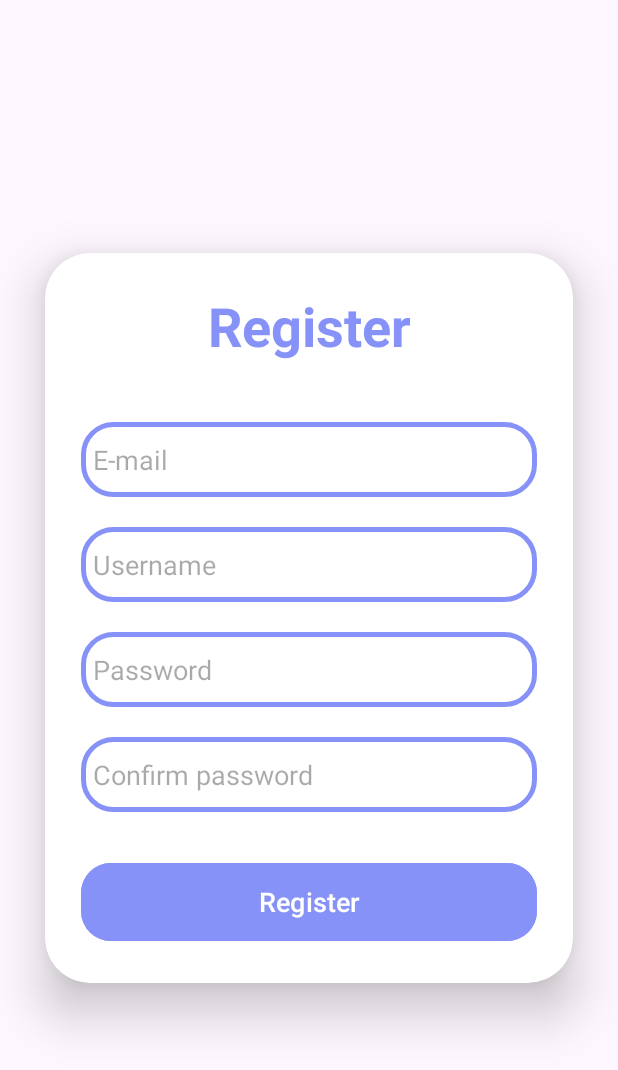
After one commit to lilithhakobyan/BudgetBuddy, an Android app: the RegisterActivity screen opened directly, with no data from a screen before it, on a phone screen of 412 x 824 dp. The commit adds this screen. Shown: the top 1070 px of the screen. Run offline under Robolectric (Android 15) with nearby library versions, the phone set to English and light mode, and no system bars; our stand-ins replace Firebase (no records; nobody signed in at launch, a user with empty details on screens opened directly).

Commit message:
log in and register

```diff
--- /dev/null
+++ b/app/src/main/java/com/example/budgetbuddy/RegisterActivity.java
@@ -0,0 +1,114 @@
+package com.example.budgetbuddy;
+
+import static androidx.constraintlayout.helper.widget.MotionEffect.TAG;
+
+import androidx.annotation.NonNull;
+import androidx.appcompat.app.AppCompatActivity;
+
+import android.annotation.SuppressLint;
+import android.content.Intent;
+import android.os.Bundle;
+import android.text.TextUtils;
+import android.util.Log;
+import android.view.View;
+import android.widget.Button;
+import android.widget.ProgressBar;
+import android.widget.Toast;
+
+import com.google.android.gms.tasks.OnCompleteListener;
+import com.google.android.gms.tasks.Task;
+import com.google.android.material.textfield.TextInputEditText;
+import com.google.firebase.auth.AuthResult;
+import com.google.firebase.auth.FirebaseAuth;
+import com.google.firebase.auth.FirebaseAuthUserCollisionException;
+import com.google.firebase.auth.FirebaseUser;
+
+public class RegisterActivity extends AppCompatActivity {
+
+    TextInputEditText editTextEmail, editTextPassword;
+    Button buttonReg;
+    FirebaseAuth mAuth;
+    ProgressBar progressBar;
+
+    @SuppressLint("WrongViewCast")
+    @Override
+    protected void onCreate(Bundle savedInstanceState) {
+        super.onCreate(savedInstanceState);
+        setContentView(R.layout.activity_register);
+        mAuth = FirebaseAuth.getInstance();
+        editTextEmail = findViewById(R.id.email);
+        editTextPassword = findViewById(R.id.password);
+        buttonReg = findViewById(R.id.RegisterButton);
+        progressBar = findViewById(R.id.progressBar);
+
+        buttonReg.setOnClickListener(new View.OnClickListener() {
+            @Override
+            public void onClick(View v) {
+                progressBar.setVisibility(View.VISIBLE);
+                String email, password;
+                email = String.valueOf(editTextEmail.getText());
+                password = String.valueOf(editTextPassword.getText());
+
+                if (TextUtils.isEmpty(email)){
+                    Toast.makeText(RegisterActivity.this, "Enter email", Toast.LENGTH_SHORT).show();
+                    return;
+                }
+
+                if (TextUtils.isEmpty(password)){
+                    Toast.makeText(RegisterActivity.this, "Enter password",Toast.LENGTH_SHORT).show();
+                    return;
+                }
+
+
+                if (password.length() < 6) {
+                    Toast.makeText(RegisterActivity.this, "Password should be at least 6 characters long", Toast.LENGTH_SHORT).show();
+                    return;
+                }
+
+                mAuth.createUserWithEmailAndPassword(email, password)
+                        .addOnCompleteListener(new OnCompleteListener<AuthResult>() {
+                            @Override
+                            public void onComplete(@NonNull Task<AuthResult> task) {
+                                progressBar.setVisibility(View.GONE);
+                                if (task.isSuccessful()) {
+                                    sendEmailVerification();
+                                    Toast.makeText(RegisterActivity.this, "Sign-up successful. Verification email sent.", Toast.LENGTH_SHORT).show();
+                                    Intent intent = new Intent(getApplicationContext(), LoginActivity.class);
+                                    startActivity(intent);
+                                    finish();
+                                } else {
+                                    if (task.getException() instanceof FirebaseAuthUserCollisionException) {
+                                        Toast.makeText(RegisterActivity.this, "The email address is already in use by another account.", Toast.LENGTH_SHORT).show();
+                                    } else {
+                                        Toast.makeText(RegisterActivity.this, "Sign-up failed. Please try again.", Toast.LENGTH_SHORT).show();
+                                    }
+                                }
+                            }
+                        });
+            }
+        });
+    }
+
+    private void sendEmailVerification() {
+        FirebaseUser user = FirebaseAuth.getInstance().getCurrentUser();
+
+        if (user != null) {
+            if (!user.isEmailVerified()) {
+                user.sendEmailVerification()
+                        .addOnCompleteListener(new OnCompleteListener<Void>() {
+                            @Override
+                            public void onComplete(@NonNull Task<Void> task) {
+                                if (task.isSuccessful()) {
+                                    Log.d(TAG, "Verification email sent.");
+                                } else {
+                                    Log.e(TAG, "Failed to send verification email.", task.getException());
+                                }
+                            }
+                        });
+            } else {
+                Log.d(TAG, "User is already verified.");
+            }
+        }
+    }
+
+}
--- a/app/src/main/java/com/example/budgetbuddy/ReminderClass.java
+++ b/app/src/main/java/com/example/budgetbuddy/ReminderClass.java
@@ -1,8 +1,9 @@
 package com.example.budgetbuddy;
 
+import java.io.Serializable;
 import java.security.Timestamp;
 
-public class ReminderClass {
+public class ReminderClass implements Serializable {
     private String title;
     private long dateTime;
     private String amount;
--- a/app/src/main/java/com/example/budgetbuddy/SplashActivity.java
+++ b/app/src/main/java/com/example/budgetbuddy/SplashActivity.java
@@ -23,8 +23,9 @@ public class SplashActivity extends AppCompatActivity {
                     e.printStackTrace();
                 }
                 finally {
-                    Intent intent = new Intent(SplashActivity.this, MainActivity.class);
+                    Intent intent = new Intent(SplashActivity.this, WelcomeActivity.class);
                     startActivity(intent);
+                    finish();
                 }
             }
         };thread.start();
--- /dev/null
+++ b/app/src/main/res/drawable/baseline_notifications_24.xml
@@ -0,0 +1,5 @@
+<vector android:height="24dp" android:tint="#000000"
+    android:viewportHeight="24" android:viewportWidth="24"
+    android:width="24dp" xmlns:android="http://schemas.android.com/apk/res/android">
+    <path android:fillColor="@android:color/white" android:pathData="M12,22c1.1,0 2,-0.9 2,-2h-4c0,1.1 0.89,2 2,2zM18,16v-5c0,-3.07 -1.64,-5.64 -4.5,-6.32L13.5,4c0,-0.83 -0.67,-1.5 -1.5,-1.5s-1.5,0.67 -1.5,1.5v0.68C7.63,5.36 6,7.92 6,11v5l-2,2v1h16v-1l-2,-2z"/>
+</vector>
--- /dev/null
+++ b/app/src/main/res/layout/activity_register.xml
@@ -0,0 +1,111 @@
+<?xml version="1.0" encoding="utf-8"?>
+<LinearLayout
+    xmlns:android="http://schemas.android.com/apk/res/android"
+    xmlns:app="http://schemas.android.com/apk/res-auto"
+    xmlns:tools="http://schemas.android.com/tools"
+    xmlns:card_view="http://schemas.android.com/apk/res-auto"
+    android:layout_width="match_parent"
+    android:layout_height="match_parent"
+    android:orientation="vertical"
+    android:gravity="center"
+    tools:context=".RegisterActivity">
+
+    <androidx.cardview.widget.CardView
+        android:layout_width="match_parent"
+        android:layout_height="wrap_content"
+        android:layout_margin="30dp"
+        app:cardCornerRadius="30dp"
+        app:cardElevation="20dp"
+        android:background="@drawable/custom_edittext">
+
+        <LinearLayout
+            android:layout_width="match_parent"
+            android:layout_height="wrap_content"
+            android:layout_gravity="center_horizontal"
+            android:orientation="vertical"
+            android:padding="24dp">
+
+
+            <TextView
+                android:id="@+id/loginText"
+                android:layout_width="match_parent"
+                android:layout_height="wrap_content"
+                android:text="Register"
+                android:textAlignment="center"
+                android:textColor="@color/purple"
+                android:textSize="36sp"
+                android:textStyle="bold" />
+
+            <com.google.android.material.textfield.TextInputEditText
+                android:id="@+id/email"
+                android:layout_width="match_parent"
+                android:layout_height="50dp"
+                android:layout_marginTop="40dp"
+                android:background="@drawable/custom_edittext"
+                android:drawablePadding="8dp"
+                android:hint="E-mail"
+                android:inputType="textEmailAddress"
+                android:padding="8dp"
+                android:textColor="@color/black"
+                android:textColorHighlight="@color/cardview_dark_background" />
+
+            <com.google.android.material.textfield.TextInputEditText
+                android:id="@+id/username"
+                android:layout_width="match_parent"
+                android:layout_height="50dp"
+                android:layout_marginTop="20dp"
+                android:background="@drawable/custom_edittext"
+                android:drawablePadding="8dp"
+                android:hint="Username"
+                android:padding="8dp"
+                android:textColor="@color/black"
+                android:textColorHighlight="@color/cardview_dark_background" />
+
+            <com.google.android.material.textfield.TextInputEditText
+                android:id="@+id/password"
+                android:layout_width="match_parent"
+                android:layout_height="50dp"
+                android:layout_marginTop="20dp"
+                android:background="@drawable/custom_edittext"
+                android:drawablePadding="8dp"
+                android:hint="Password"
+                android:inputType="textPassword"
+                android:padding="8dp"
+                android:textColor="@color/black"
+                android:textColorHighlight="@color/cardview_dark_background" />
+
+            <com.google.android.material.textfield.TextInputEditText
+                android:id="@+id/confirm_password"
+                android:layout_width="match_parent"
+                android:layout_height="50dp"
+                android:layout_marginTop="20dp"
+                android:background="@drawable/custom_edittext"
+                android:drawablePadding="8dp"
+                android:hint="Confirm password"
+                android:inputType="textPassword"
+                android:padding="8dp"
+                android:textColor="@color/black"
+                android:textColorHighlight="@color/cardview_dark_background" />
+
+            <ProgressBar
+                android:id="@+id/progressBar"
+                android:visibility="gone"
+                android:layout_width="wrap_content"
+                android:layout_height="wrap_content"/>
+
+            <Button
+                android:id="@+id/RegisterButton"
+                android:layout_width="match_parent"
+                android:layout_height="60dp"
+                android:layout_marginTop="30dp"
+                android:backgroundTint="@color/purple"
+                android:text="Register"
+                android:textSize="18sp"
+                app:cornerRadius="20dp" />
+
+        </LinearLayout>
+
+    </androidx.cardview.widget.CardView>
+
+
+</LinearLayout>
```
Also changed, not shown: app/build.gradle.kts (+7 -8 lines), app/src/main/AndroidManifest.xml (+13 -1 lines), app/src/main/java/com/example/budgetbuddy/ForgotPassword.java (added, +14 -0 lines), app/src/main/java/com/example/budgetbuddy/LoginActivity.java (added, +92 -0 lines), app/src/main/java/com/example/budgetbuddy/Note.java (deleted, +0 -52 lines), app/src/main/java/com/example/budgetbuddy/ReminderFragment.java (+17 -0 lines), app/src/main/java/com/example/budgetbuddy/ReminderReceiver.java (added, +42 -0 lines), app/src/main/java/com/example/budgetbuddy/WelcomeActivity.java (added, +38 -0 lines), app/src/main/res/layout/activity_forgot_password.xml (added, +9 -0 lines), app/src/main/res/layout/activity_login.xml (added, +117 -0 lines), app/src/main/res/layout/activity_welcome.xml (added, +36 -0 lines).
